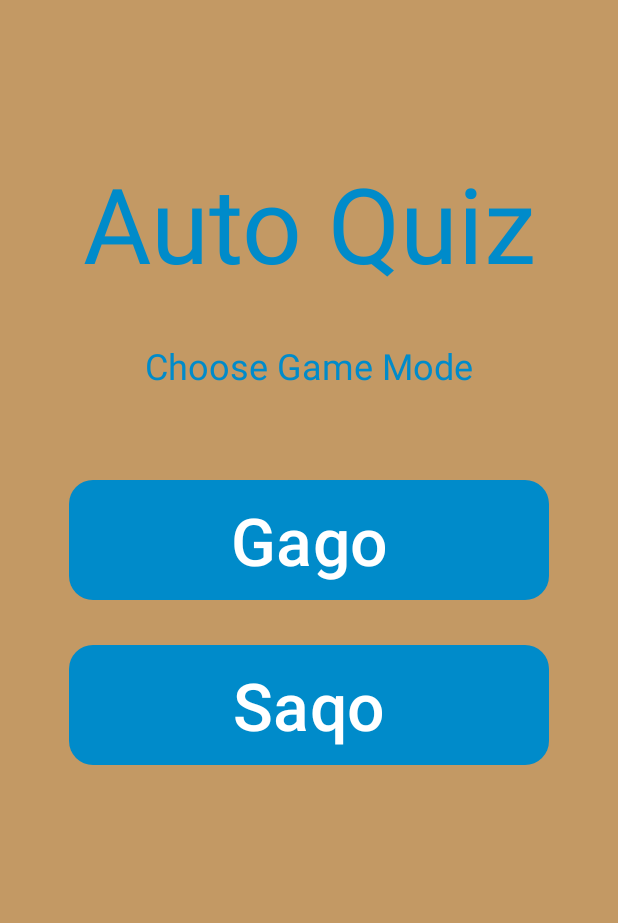
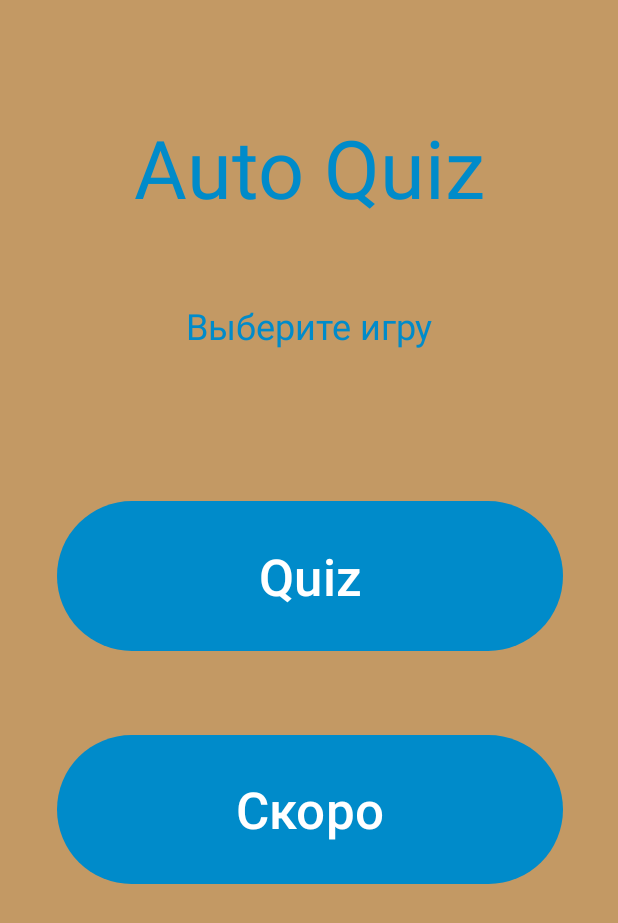
Before and after one commit to haykoo161/AutoQuiz, an Android app: the screen it shows after launch once a user with an empty profile is signed in (Hub), on a phone screen of 412 x 824 dp. Shown: the top 923 px of the screen. Run offline under Robolectric (Android 15) with nearby library versions, the phone set to English and light mode, and no system bars; our stand-ins replace Firebase (no records; nobody signed in at launch, a user with empty details on screens opened directly).

Commit message:
hub activity with weight

```diff
--- a/app/src/main/AndroidManifest.xml
+++ b/app/src/main/AndroidManifest.xml
@@ -6,9 +6,9 @@
         android:allowBackup="true"
         android:dataExtractionRules="@xml/data_extraction_rules"
         android:fullBackupContent="@xml/backup_rules"
-        android:icon="@mipmap/ic_launcher"
+        android:icon="@drawable/logo"
         android:label="@string/app_name"
-        android:roundIcon="@mipmap/ic_launcher_round"
+        android:roundIcon="@drawable/logo"
         android:supportsRtl="true"
         android:theme="@style/Theme.AutoQuiz"
         tools:targetApi="31">
--- a/app/src/main/java/com/example/autoquiz/Quiz.java
+++ b/app/src/main/java/com/example/autoquiz/Quiz.java
@@ -223,6 +223,10 @@ public class Quiz extends AppCompatActivity {
     }
 
     private void nextQuestion(){
+        if(points == 20){
+            gameOver();
+            return;
+        }
         Random random = new Random();
         int a = random.nextInt(20);
         if (checkNumber(a)){
@@ -271,9 +275,7 @@ public class Quiz extends AppCompatActivity {
 
             @Override
             public void onFinish() {
-                Intent intent1 = new Intent(Quiz.this, EndQuiz.class);
-                startActivity(intent1);
-                finish();
+                gameOver();
             }
         }.start();
 
--- a/app/src/main/res/layout/activity_hub.xml
+++ b/app/src/main/res/layout/activity_hub.xml
@@ -1,68 +1,95 @@
 <?xml version="1.0" encoding="utf-8"?>
-<RelativeLayout xmlns:android="http://schemas.android.com/apk/res/android"
+<LinearLayout xmlns:android="http://schemas.android.com/apk/res/android"
     xmlns:app="http://schemas.android.com/apk/res-auto"
     xmlns:tools="http://schemas.android.com/tools"
     android:layout_width="match_parent"
     android:layout_height="match_parent"
     android:background="@color/bezhvi"
-    tools:context=".Hub">
+    tools:context=".Hub"
+    android:orientation="vertical">
 
     <LinearLayout
         android:layout_width="match_parent"
-        android:layout_height="230dp"
-        android:gravity="center"
+        android:layout_height="match_parent"
         android:orientation="vertical"
-        android:layout_marginTop="44dp">
-
+        android:layout_weight="2">
+        <Space
+            android:layout_width="match_parent"
+            android:layout_height="match_parent"
+            android:layout_weight="1.2"/>
         <TextView
             android:layout_width="match_parent"
-        android:layout_height="100dp"
+            android:layout_height="match_parent"
+            android:text="Auto Quiz"
+            android:textSize="54sp"
+            android:layout_weight="1"
             android:gravity="center"
-        android:text="Auto Quiz"
-        android:textSize="70dp"
-        android:textColor="@color/aqua"
-        android:layout_marginTop="50dp"/>
-
+            android:textColor="@color/aqua"/>
+        <Space
+            android:layout_width="match_parent"
+            android:layout_height="match_parent"
+            android:layout_weight="1.5"/>
         <TextView
             android:layout_width="match_parent"
-        android:layout_height="50dp"
-        android:text="Choose Game Mode"
-        android:textColor="@color/aqua"
+            android:layout_height="match_parent"
+            android:text="Выберите игру"
+            android:textSize="24sp"
+            android:layout_weight="1"
             android:gravity="center"
-        android:textSize="24dp"
-        android:layout_marginTop="20dp"/>
-
+            android:textColor="@color/aqua"/>
+        <Space
+            android:layout_width="match_parent"
+            android:layout_height="match_parent"
+            android:layout_weight="1.5"/>
     </LinearLayout>
 
 
     <LinearLayout
         android:layout_width="match_parent"
-        android:layout_height="270dp"
-        android:layout_marginTop="280dp"
-        android:orientation="vertical"
-        android:gravity="center"
-        >
-
-
+        android:layout_height="match_parent"
+        android:orientation="horizontal"
+        android:layout_weight="1">
+        <Space
+            android:layout_width="match_parent"
+            android:layout_height="match_parent"
+            android:layout_weight="5"/>
+        <LinearLayout
+            android:layout_width="match_parent"
+            android:layout_height="match_parent"
+            android:layout_weight="1"
+            android:orientation="vertical">
+            <Space
+                android:layout_width="match_parent"
+                android:layout_height="match_parent"
+                android:layout_weight="1.4"/>
             <Button
                 android:id="@+id/game1"
-            android:layout_width="320dp"
-            android:layout_height="80dp"
-            android:text="Gago"
-            android:textSize="44dp"
-            android:background="@drawable/button"/>
-
-
+                android:layout_width="match_parent"
+                android:layout_height="match_parent"
+                android:text="Quiz"
+                android:layout_weight="1.25"
+                android:textSize="34sp"/>
+            <Space
+                android:layout_width="match_parent"
+                android:layout_height="match_parent"
+                android:layout_weight="1.42"/>
             <Button
                 android:id="@+id/game2"
-            android:layout_width="320dp"
-            android:layout_height="80dp"
-            android:layout_marginTop="30dp"
-            android:text="Saqo"
-            android:textSize="44dp"
-            android:background="@drawable/button"/>
+                android:layout_width="match_parent"
+                android:layout_height="match_parent"
+                android:text="Скоро"
+                android:textSize="34sp"
+                android:layout_weight="1.25"/>
+            <Space
+                android:layout_width="match_parent"
+                android:layout_height="match_parent"
+                android:layout_weight="0.9"/>
+        </LinearLayout>
+        <Space
+            android:layout_width="match_parent"
+            android:layout_height="match_parent"
+            android:layout_weight="5"/>
+    </LinearLayout>
 
 
 </LinearLayout>
-
-</RelativeLayout>
--- a/app/src/main/res/layout/activity_quiz.xml
+++ b/app/src/main/res/layout/activity_quiz.xml
@@ -96,7 +96,8 @@
             android:background="@drawable/round_corners"
             android:layout_width="match_parent"
             android:layout_height="match_parent"
-            android:layout_weight="10"/>
+            android:layout_weight="10"
+            android:textColor="@color/white"/>
         <LinearLayout
             android:layout_width="match_parent"
             android:layout_height="match_parent"
```
Also changed, not shown: app/src/main/res/drawable/logo.jpg (added). Lines whose indentation alone changed are shown as unchanged.
